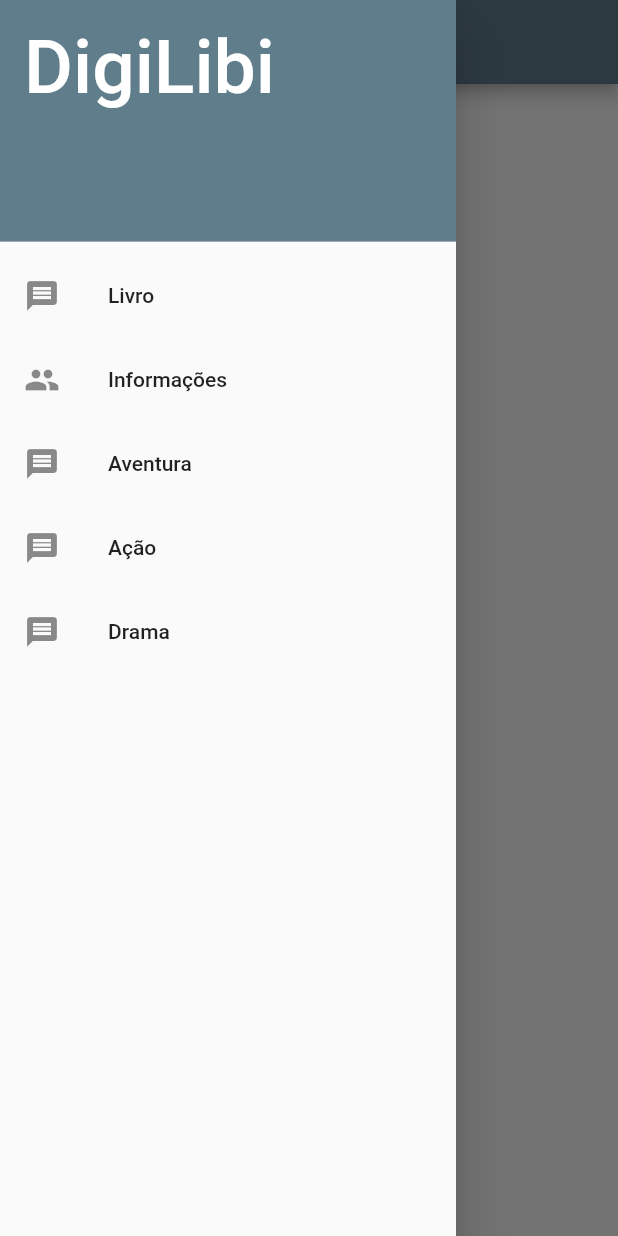
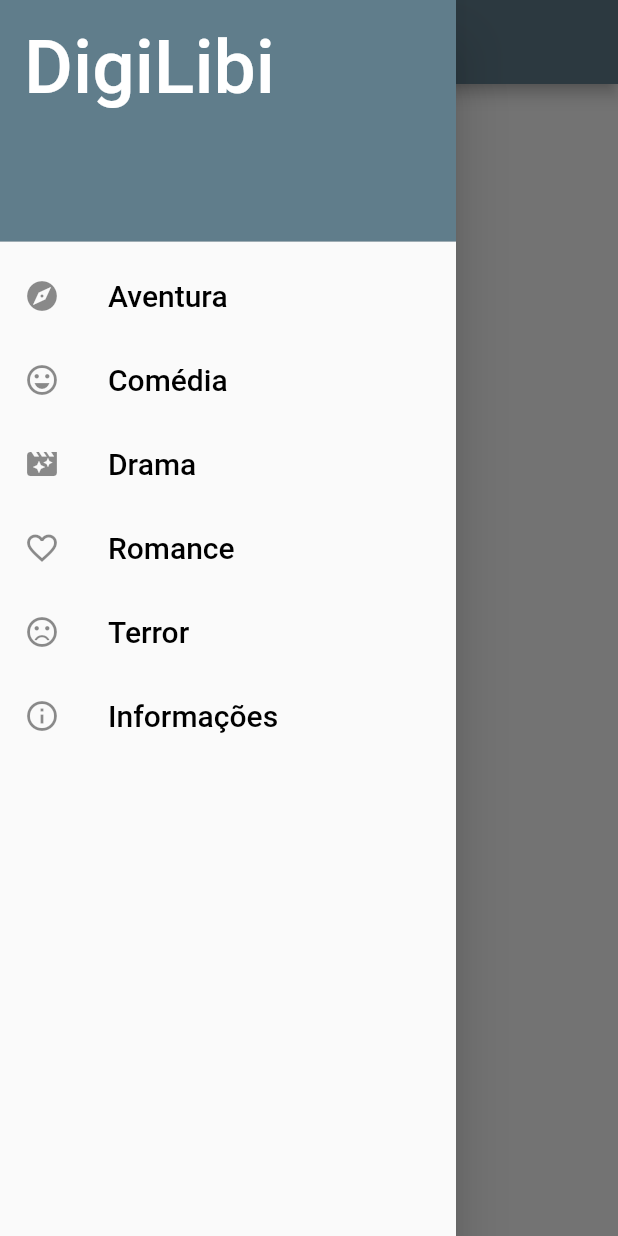
Before and after one commit to CaioMarini/DigiLib, a Flutter app: the screen it shows after launch, with the side drawer open, on a phone screen of 412 x 824 dp. Run offline on Flutter 3.47's test engine with Material 2 defaults, Android fonts, the phone set to English and light mode, and no system bars.

Commit message:
Alterações de icones no Menu

```diff
--- a/lib/Telas/telaInicial.dart
+++ b/lib/Telas/telaInicial.dart
@@ -22,8 +22,14 @@ class TelaInicial extends StatelessWidget {
                 ),
               ),
               ListTile(
-                leading: Icon(Icons.message),
-                title: Text("Livro"),
+                leading: Icon(Icons.explore),
+                title: Text(
+                  "Aventura",
+                  style: TextStyle(
+                    color: Colors.black,
+                    fontSize: 20,
+                  ),
+                ),
                 onTap: () {
                   Navigator.pop(
                       context); //fecha o drawer,assim quando for para a proxima tela e retornar dela, o drawer fica fechado
@@ -31,36 +37,75 @@ class TelaInicial extends StatelessWidget {
                 },
               ),
               ListTile(
-                leading: Icon(Icons.people),
-                title: Text("Informações"),
+                leading: Icon(Icons.sentiment_very_satisfied),
+                title: Text(
+                  "Comédia",
+                  style: TextStyle(
+                    color: Colors.black,
+                    fontSize: 20,
+                  ),
+                ),
+                onTap: () {
+                  Navigator.pop(context);
+                  Navigator.pushNamed(context, "/telaLivro");
+                },
+              ),
+              ListTile(
+                leading: Icon(Icons.movie_filter),
+                title: Text(
+                  "Drama",
+                  style: TextStyle(
+                    color: Colors.black,
+                    fontSize: 20,
+                  ),
+                ),
+                onTap: () {
+                  Navigator.pop(context);
+                  Navigator.pushNamed(context, "/telaLeitura");
+                },
+              ),
+              ListTile(
+                leading: Icon(Icons.favorite_border),
+                title: Text(
+                  "Romance",
+                  style: TextStyle(
+                    color: Colors.black,
+                    fontSize: 20,
+                  ),
+                ),
+                onTap: () {
+                  Navigator.pop(context);
+                  Navigator.pushNamed(context, "/telaLivro");
+                },
+              ),
+              ListTile(
+                leading: Icon(Icons.sentiment_very_dissatisfied),
+                title: Text(
+                  "Terror",
+                  style: TextStyle(
+                    color: Colors.black,
+                    fontSize: 20,
+                  ),
+                ),
+                onTap: () {
+                  Navigator.pop(context);
+                  Navigator.pushNamed(context, "/telaLivro");
+                },
+              ),
+              ListTile(
+                leading: Icon(Icons.info_outline),
+                title: Text(
+                  "Informações",
+                  style: TextStyle(
+                    color: Colors.black,
+                    fontSize: 20,
+                  ),
+                ),
                 onTap: () {
                   Navigator.pop(context);
                   Navigator.pushNamed(context, "/telaInfo");
                 },
               ),
-              ListTile(
-                leading: Icon(Icons.message),
-                title: Text("Aventura"),
-                onTap: () {
-                  Navigator.pop(context);
-                  Navigator.pushNamed(context, "/telaLivro");
-                },
-              ),ListTile(
-                leading: Icon(Icons.message),
-                title: Text("Ação"),
-                onTap: () {
-                  Navigator.pop(context);
-                  Navigator.pushNamed(context, "/telaLivro");
-                },
-              ),ListTile(
-                leading: Icon(Icons.message),
-                title: Text("Drama"),
-                onTap: () {
-                  Navigator.pop(context);
-                  Navigator.pushNamed(context, "/telaLeitura");
-                },
-              ),
-
             ],
           ),
         ),
@@ -68,11 +113,7 @@ class TelaInicial extends StatelessWidget {
           //padding: EdgeInsets.all(10.0),
           padding: EdgeInsets.fromLTRB(
               20 /*left*/, 0.5 /*top*/, 18 /*right*/, 5 /*bottom*/),
-          child: Center(
-
-
-
-          ),
+          child: Center(),
         ));
   }
 }
```
